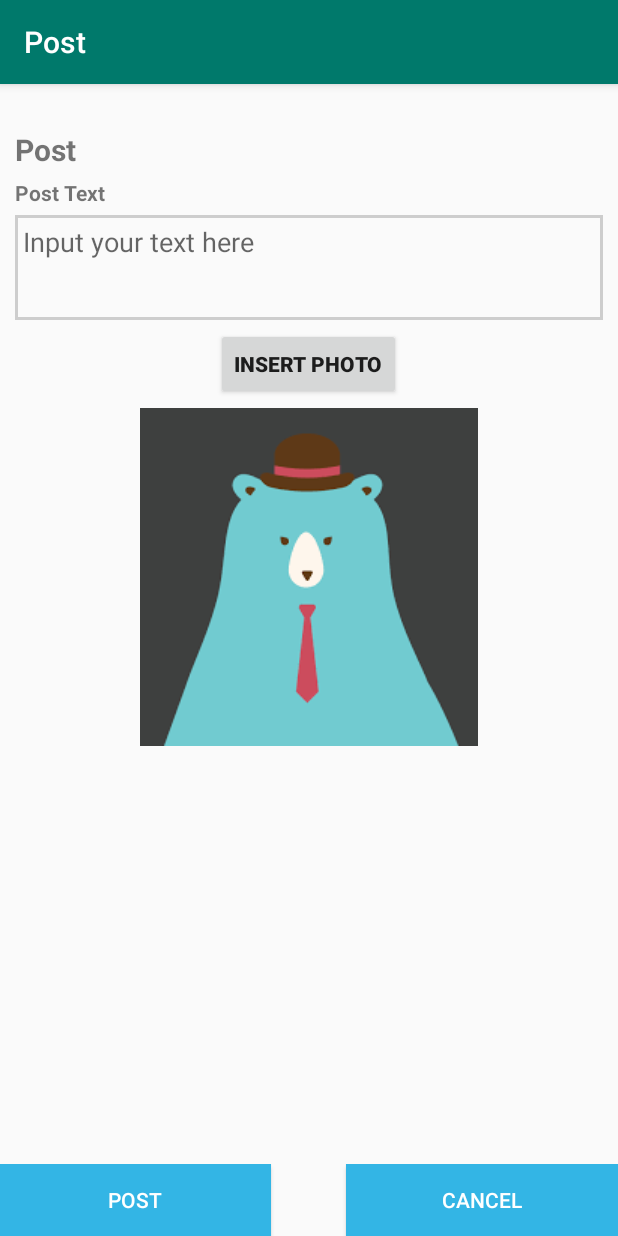
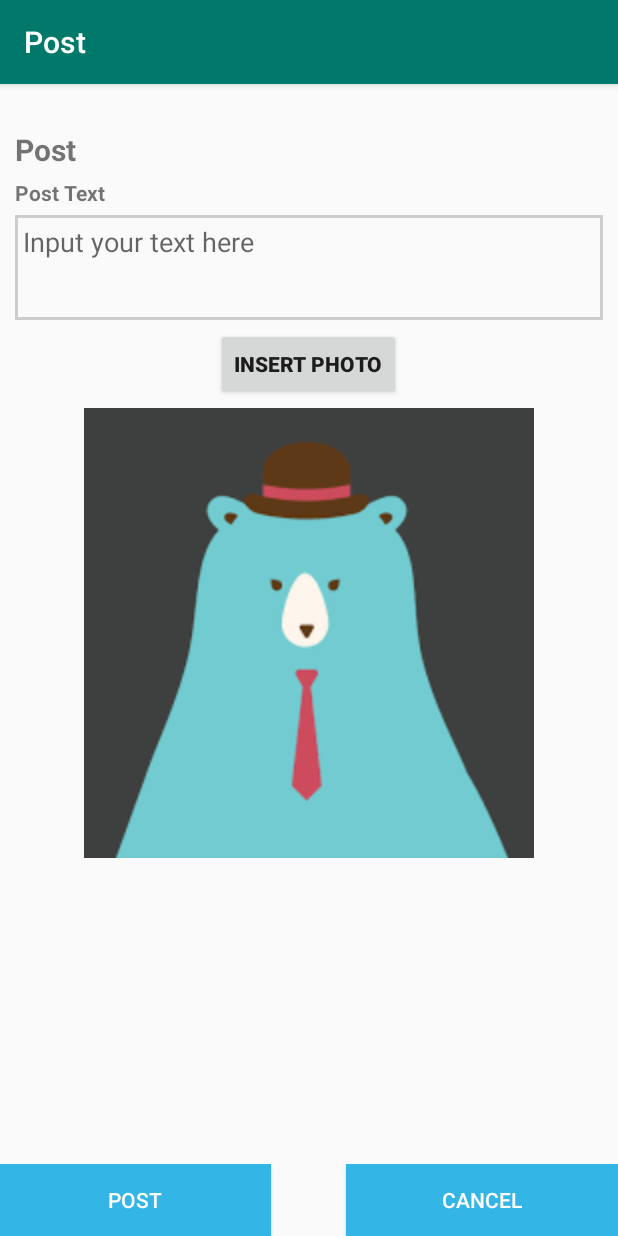
Before and after one commit to qingyiz1/COMP90018-Group-W01-09-2, an Android app: the PostActivity screen opened directly, with no data from a screen before it, after a tap on "POST", on a phone screen of 412 x 824 dp. Run offline under Robolectric (Android 15) with nearby library versions, the phone set to English and light mode, and no system bars; our stand-ins replace Firebase (no records; nobody signed in at launch, a user with empty details on screens opened directly).

Commit message:
postActivity database

```diff
--- a/app/src/main/java/com/example/comp90018/Activity/Home/PostActivity.java
+++ b/app/src/main/java/com/example/comp90018/Activity/Home/PostActivity.java
@@ -27,12 +27,14 @@ import com.example.comp90018.R;
 import com.google.android.gms.tasks.OnFailureListener;
 import com.google.android.gms.tasks.OnSuccessListener;
 import com.google.firebase.Timestamp;
+import com.google.firebase.firestore.FieldValue;
 import com.google.firebase.storage.OnProgressListener;
 import com.google.firebase.storage.StorageReference;
 import com.google.firebase.storage.UploadTask;
 
 import java.io.File;
 import java.io.IOException;
+import java.util.Objects;
 
 public class PostActivity extends BaseActivity implements View.OnClickListener{
 
@@ -65,9 +67,9 @@ public class PostActivity extends BaseActivity implements View.OnClickListener{
 
     private void submitPost(){
         this.post = new Post(mAuth.getUid(),postContent.getText().toString() ,Timestamp.now());
-
+        post.setId(db.collection("posts").document().getId());
         db.collection("posts").document(post.getId())
-                .set(post)
+                .set(post.toMap())
                 .addOnSuccessListener(new OnSuccessListener<Void>() {
                     @Override
                     public void onSuccess(Void aVoid) {
@@ -80,6 +82,8 @@ public class PostActivity extends BaseActivity implements View.OnClickListener{
                         Log.w(TAG, "Error writing document", e);
                     }
                 });
+
+        db.collection("users").document(Objects.requireNonNull(mAuth.getUid())).update("posts", FieldValue.arrayUnion(post.getId()));
     }
 
     private void uploadImg(){
--- a/app/src/main/java/com/example/comp90018/DataModel/Post.java
+++ b/app/src/main/java/com/example/comp90018/DataModel/Post.java
@@ -3,6 +3,8 @@ package com.example.comp90018.DataModel;
 import android.net.Uri;
 import com.google.firebase.Timestamp;
 import java.io.Serializable;
+import java.util.HashMap;
+import java.util.Map;
 
 public class Post implements Serializable {
     Timestamp dateCreated;
@@ -11,7 +13,6 @@ public class Post implements Serializable {
     Comment[] comment;
 
     public Post(String authorUid,String content,Timestamp dateCreated){
-        this.id = authorUid+dateCreated;
         this.dateCreated = dateCreated;
         this.authorUid = authorUid;
         this.content = content;
@@ -21,4 +22,35 @@ public class Post implements Serializable {
         return this.id;
     }
 
+    public void setId(String id){
+        this.id = id;
+    }
+
+    public Map<String, Object> toMap() {
+        // Create a new user with a first and last name
+        Map<String, Object> newPost = new HashMap<>();
+        if(this.id != null){
+            newPost.put("id", this.id);
+        }
+        if(this.authorName != null){
+            newPost.put("authorName", this.authorName);
+        }
+        if(this.authorUid != null){
+            newPost.put("authorUid", this.authorUid);
+        }
+        if(this.content != null){
+            newPost.put("content", this.content);
+        }
+        if(this.dateCreated != null){
+            newPost.put("dateCreated", this.dateCreated);
+        }
+        if(this.profile_pic != null){
+            newPost.put("sex",this.profile_pic);
+        }
+        if(this.content_pic != null){
+            newPost.put("species",this.content_pic);
+        }
+        return newPost;
+    }
+
 }
--- a/app/src/main/res/layout/activity_post.xml
+++ b/app/src/main/res/layout/activity_post.xml
@@ -60,8 +60,8 @@
 
     <ImageView
         android:id="@+id/post_picture"
-        android:layout_width="wrap_content"
-        android:layout_height="wrap_content"
+        android:layout_width="300dp"
+        android:layout_height="300dp"
         android:layout_below="@+id/button_insert"
         android:layout_centerHorizontal="true"
         android:layout_marginTop="5dp"
```
